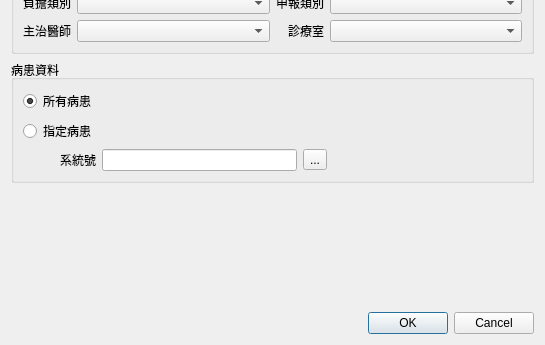
First picture: the form in ui/dialog_medical_record_list.ui, repository picacat/pyMedical, before the edit; both pictures show x 0 to 545 and y 174 to 519 of the 545 by 519 pixel window.
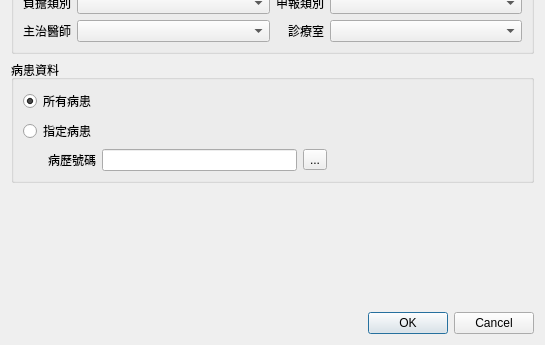
Second picture: the form after the edit.

```diff
--- a/ui/dialog_medical_record_list.ui
+++ b/ui/dialog_medical_record_list.ui
@@ -275,7 +275,7 @@
       <item row="2" column="0">
        <widget class="QLabel" name="label_8">
         <property name="text">
-         <string>系統號</string>
+         <string>病歷號碼</string>
         </property>
         <property name="alignment">
          <set>Qt::AlignRight|Qt::AlignTrailing|Qt::AlignVCenter</set>
```
Left out of the diff: 14 changed lines with no effect on the pictures.
